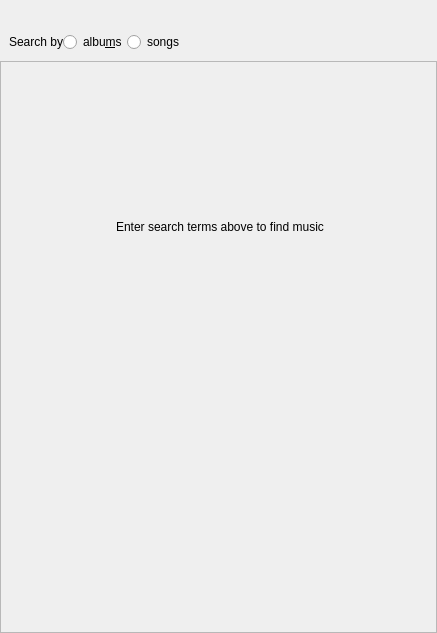
strawberrymusicplayer/strawberry, file src/tidal/tidalsearchview.ui: the form before one commit.
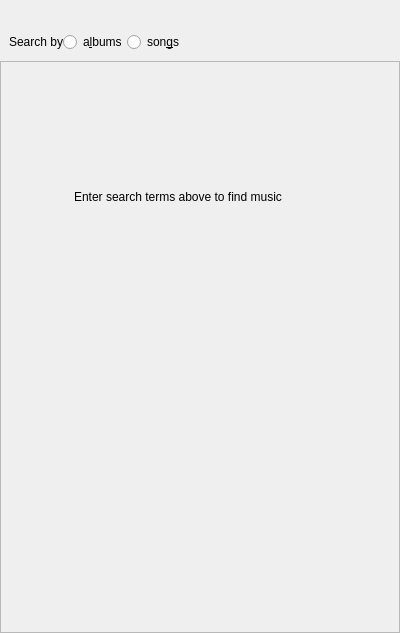
The form after the commit. Custom widgets are drawn as their Qt base class.

The edit to the form file:
```diff
--- a/src/tidal/tidalsearchview.ui
+++ b/src/tidal/tidalsearchview.ui
@@ -6,7 +6,7 @@
    <rect>
     <x>0</x>
     <y>0</y>
-    <width>437</width>
+    <width>400</width>
     <height>633</height>
    </rect>
   </property>
@@ -82,14 +82,14 @@
           <item>
            <widget class="QRadioButton" name="radiobutton_searchbyalbums">
             <property name="text">
-             <string>albu&amp;ms</string>
+             <string>a&amp;lbums</string>
             </property>
            </widget>
           </item>
           <item>
            <widget class="QRadioButton" name="radiobutton_searchbysongs">
             <property name="text">
-             <string>songs</string>
+             <string>son&amp;gs</string>
             </property>
            </widget>
           </item>
@@ -186,7 +186,7 @@
            <rect>
             <x>0</x>
             <y>0</y>
-            <width>435</width>
+            <width>398</width>
             <height>533</height>
            </rect>
           </property>
@@ -195,7 +195,7 @@
             <rect>
              <x>9</x>
              <y>109</y>
-             <width>420</width>
+             <width>336</width>
              <height>100</height>
             </rect>
            </property>
@@ -214,12 +214,6 @@
             </property>
             <item>
              <widget class="QLabel" name="label_helptext">
-              <property name="minimumSize">
-               <size>
-                <width>0</width>
-                <height>80</height>
-               </size>
-              </property>
               <property name="text">
                <string>Enter search terms above to find music</string>
               </property>
```
